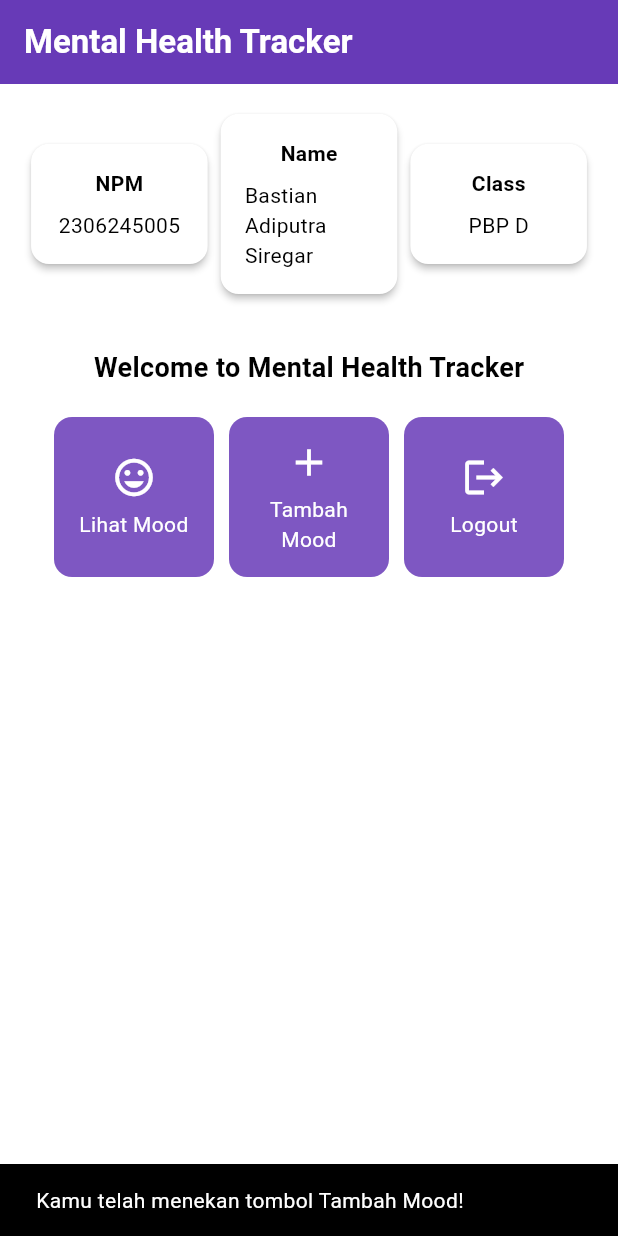
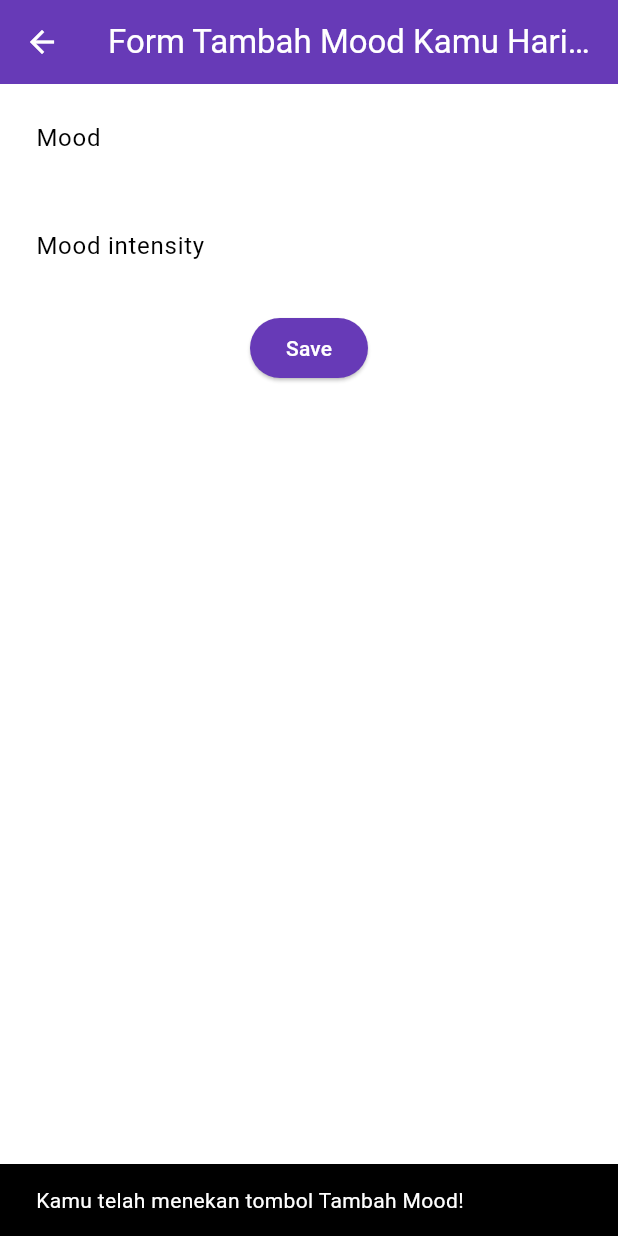
Before and after one commit to Bastian2312/mental-health-tracker-mobile, a Flutter app: the screen it shows after launch, after a tap on "Tambah Mood", on a phone screen of 412 x 824 dp. Run offline on Flutter 3.47's test engine with Material 3 defaults, Android fonts, the phone set to English and light mode, and no system bars.

Commit message:
Tutorial 7 selesai

```diff
--- a/lib/main.dart
+++ b/lib/main.dart
@@ -1,5 +1,5 @@
 import 'package:flutter/material.dart';
-import 'package:mental_health_tracker/menu.dart';
+import 'package:mental_health_tracker/screens/menu.dart';
 
 void main() {
   runApp(const MyApp());
--- a/lib/menu.dart
+++ b/lib/screens/menu.dart
@@ -1,4 +1,6 @@
 import 'package:flutter/material.dart';
+import 'package:mental_health_tracker/widgets/left_drawer.dart';
+import 'package:mental_health_tracker/widgets/mood_card.dart';
 
 class MyHomePage extends StatelessWidget {
     final String npm = '2306245005'; // NPM
@@ -19,6 +21,8 @@ class MyHomePage extends StatelessWidget {
       // AppBar adalah bagian atas halaman yang menampilkan judul.
       appBar: AppBar(
         // Judul aplikasi "Mental Health Tracker" dengan teks putih dan tebal.
+        // Mengganti warna icon drawer menjadi putih
+        iconTheme: const IconThemeData(color: Colors.white),
         title: const Text(
           'Mental Health Tracker',
           style: TextStyle(
@@ -30,6 +34,8 @@ class MyHomePage extends StatelessWidget {
         backgroundColor: Theme.of(context).colorScheme.primary,
       ),
       // Body halaman dengan padding di sekelilingnya.
+      // Masukkan drawer sebagai parameter nilai drawer dari widget Scaffold
+      drawer: const LeftDrawer(),
       body: Padding(
         padding: const EdgeInsets.all(16.0),
         // Menyusun widget secara vertikal dalam sebuah kolom.
@@ -124,64 +130,3 @@ class InfoCard extends StatelessWidget {
     );
   }
 }
-
-class ItemHomepage {
-     final String name;
-     final IconData icon;
-
-     ItemHomepage(this.name, this.icon);
-}
-
-class ItemCard extends StatelessWidget {
-  // Menampilkan kartu dengan ikon dan nama.
-
-  final ItemHomepage item;
-
-  const ItemCard(this.item, {super.key});
-
-  @override
-  Widget build(BuildContext context) {
-    return Material(
-      // Menentukan warna latar belakang dari tema aplikasi.
-      color: Theme.of(context).colorScheme.secondary,
-      // Membuat sudut kartu melengkung.
-      borderRadius: BorderRadius.circular(12),
-
-      child: InkWell(
-        // Aksi ketika kartu ditekan.
-        onTap: () {
-          // Menampilkan pesan SnackBar saat kartu ditekan.
-          ScaffoldMessenger.of(context)
-            ..hideCurrentSnackBar()
-            ..showSnackBar(
-              SnackBar(content: Text("Kamu telah menekan tombol ${item.name}!"))
-            );
-        },
-        // Container untuk menyimpan Icon dan Text
-        child: Container(
-          padding: const EdgeInsets.all(8),
-          child: Center(
-            child: Column(
-              // Menyusun ikon dan teks di tengah kartu.
-              mainAxisAlignment: MainAxisAlignment.center,
-              children: [
-                Icon(
-                  item.icon,
-                  color: Colors.white,
-                  size: 30.0,
-                ),
-                const Padding(padding: EdgeInsets.all(3)),
-                Text(
-                  item.name,
-                  textAlign: TextAlign.center,
-                  style: const TextStyle(color: Colors.white),
-                ),
-              ],
-            ),
-          ),
-        ),
-      ),
-    );
-  }
-
-}
--- /dev/null
+++ b/lib/screens/moodentry_form.dart
@@ -0,0 +1,136 @@
+import 'package:flutter/material.dart';
+// TODO: Impor drawer yang sudah dibuat sebelumnya
+
+class MoodEntryFormPage extends StatefulWidget {
+  const MoodEntryFormPage({super.key});
+
+  @override
+  State<MoodEntryFormPage> createState() => _MoodEntryFormPageState();
+}
+
+class _MoodEntryFormPageState extends State<MoodEntryFormPage> {
+  final _formKey = GlobalKey<FormState>();
+  String _mood = "";
+	String _feelings = "";
+	int _moodIntensity = 0;
+  @override
+  Widget build(BuildContext context) {
+    return Scaffold(
+      appBar: AppBar(
+        title: const Center(
+          child: Text(
+            'Form Tambah Mood Kamu Hari ini',
+          ),
+        ),
+        backgroundColor: Theme.of(context).colorScheme.primary,
+        foregroundColor: Colors.white,
+      ),
+      // TODO: Tambahkan drawer yang sudah dibuat di sini
+      body: Form(
+        key: _formKey,
+        child: SingleChildScrollView(
+          child: Column(
+            crossAxisAlignment: CrossAxisAlignment.start,
+            children: [
+              Padding(
+                padding: const EdgeInsets.all(8.0),
+                child: TextFormField(
+                  decoration: InputDecoration(
+                    hintText: "Mood",
+                    labelText: "Mood",
+                    border: OutlineInputBorder(
+                      borderRadius: BorderRadius.circular(5.0),
+                    ),
+                  ),
+                  onChanged: (String? value) {
+                    setState(() {
+                      _mood = value!;
+                    });
+                  },
+                  validator: (String? value) {
+                    if (value == null || value.isEmpty) {
+                      return "Mood tidak boleh kosong!";
+                    }
+                    return null;
+                  },
+                ),
+              ),
+              Padding(
+                padding: const EdgeInsets.all(8.0),
+                child: TextFormField(
+                  decoration: InputDecoration(
+                    hintText: "Mood intensity",
+                    labelText: "Mood intensity",
+                    border: OutlineInputBorder(
+                      borderRadius: BorderRadius.circular(5.0),
+                    ),
+                  ),
+                  onChanged: (String? value) {
+                    setState(() {
+                      _moodIntensity = int.tryParse(value!) ?? 0;
+                    });
+                  },
+                  validator: (String? value) {
+                    if (value == null || value.isEmpty) {
+                      return "Mood intensity tidak boleh kosong!";
+                    }
+                    if (int.tryParse(value) == null) {
+                      return "Mood intensity harus berupa angka!";
+                    }
+                    return null;
+                  },
+                ),
+              ),
+              Align(
+                alignment: Alignment.bottomCenter,
+                child: Padding(
+                  padding: const EdgeInsets.all(8.0),
+                  child: ElevatedButton(
+                    style: ButtonStyle(
+                      backgroundColor: WidgetStateProperty.all(
+                          Theme.of(context).colorScheme.primary),
+                    ),
+                    onPressed: () {
+                      if (_formKey.currentState!.validate()) {
+                        showDialog(
+                          context: context,
+                          builder: (context) {
+                            return AlertDialog(
+                              title: const Text('Mood berhasil tersimpan'),
+                              content: SingleChildScrollView(
+                                child: Column(
+                                  crossAxisAlignment: CrossAxisAlignment.start,
+                                  children: [
+                                    Text('Mood: $_mood'),
+                                    // TODO: Munculkan value-value lainnya
+                                  ],
+                                ),
+                              ),
+                              actions: [
+                                TextButton(
+                                  child: const Text('OK'),
+                                  onPressed: () {
+                                    Navigator.pop(context);
+                                    _formKey.currentState!.reset();
+                                  },
+                                ),
+                              ],
+                            );
+                          },
+                        );
+                      }
+                    },
+                    child: const Text(
+                      "Save",
+                      style: TextStyle(color: Colors.white),
+                    ),
+                  ),
+                ),
+              ),
+            ],
+          )
+        ),
+      ),
+    );
+  }
+}
--- /dev/null
+++ b/lib/widgets/left_drawer.dart
@@ -0,0 +1,68 @@
+import 'package:flutter/material.dart';
+import 'package:mental_health_tracker/screens/menu.dart';
+import 'package:mental_health_tracker/screens/moodentry_form.dart'; // Import MoodEntryFormPage
+
+class LeftDrawer extends StatelessWidget {
+  const LeftDrawer({super.key});
+
+  @override
+  Widget build(BuildContext context) {
+    return Drawer(
+      child: ListView(
+        children: [
+          DrawerHeader(
+            decoration: BoxDecoration(
+              color: Theme.of(context).colorScheme.primary,
+            ),
+            child: const Column(
+              children: [
+                Text(
+                  'Mental Health Tracker',
+                  textAlign: TextAlign.center,
+                  style: TextStyle(
+                    fontSize: 24,
+                    fontWeight: FontWeight.bold,
+                    color: Colors.white,
+                  ),
+                ),
+                Padding(padding: EdgeInsets.all(8)),
+                Text(
+                  "Ayo jaga kesehatan mentalmu setiap hari disini!",
+                  textAlign: TextAlign.center,
+                  style: TextStyle(
+                    fontSize: 15,
+                    fontWeight: FontWeight.normal,
+                    color: Colors.white,
+                  ),
+                ),
+              ],
+            ),
+          ),
+          ListTile(
+            leading: const Icon(Icons.home_outlined),
+            title: const Text('Halaman Utama'),
+            onTap: () {
+              Navigator.pushReplacement(
+                  context,
+                  MaterialPageRoute(
+                    builder: (context) => MyHomePage(),
+                  ));
+            },
+          ),
+          ListTile(
+            leading: const Icon(Icons.mood),
+            title: const Text('Tambah Mood'),
+            onTap: () {
+              Navigator.pushReplacement(
+                context,
+                MaterialPageRoute(
+                  builder: (context) => const MoodEntryFormPage(),
+                ),
+              );
+            },
+          ),
+        ],
+      ),
+    );
+  }
+}
--- /dev/null
+++ b/lib/widgets/mood_card.dart
@@ -0,0 +1,73 @@
+import 'package:flutter/material.dart';
+import 'package:mental_health_tracker/screens/moodentry_form.dart';
+
+class ItemHomepage {
+     final String name;
+     final IconData icon;
+
+     ItemHomepage(this.name, this.icon);
+}
+
+class ItemCard extends StatelessWidget {
+  // Menampilkan kartu dengan ikon dan nama.
+
+  final ItemHomepage item;
+
+  const ItemCard(this.item, {super.key});
+
+  @override
+  Widget build(BuildContext context) {
+    return Material(
+      // Menentukan warna latar belakang dari tema aplikasi.
+      color: Theme.of(context).colorScheme.secondary,
+      // Membuat sudut kartu melengkung.
+      borderRadius: BorderRadius.circular(12),
+
+      child: InkWell(
+        // Aksi ketika kartu ditekan.
+        onTap: () {
+          // Menampilkan pesan SnackBar saat kartu ditekan.
+          ScaffoldMessenger.of(context)
+            ..hideCurrentSnackBar()
+            ..showSnackBar(
+              SnackBar(content: Text("Kamu telah menekan tombol ${item.name}!"))
+            );
+          // Navigate ke route yang sesuai (tergantung jenis tombol)
+          if (item.name == "Tambah Mood") {
+            // TODO: Gunakan Navigator.push untuk melakukan navigasi ke MaterialPageRoute yang mencakup MoodEntryFormPage.
+            Navigator.push(
+              context,
+              MaterialPageRoute(
+                builder: (context) => MoodEntryFormPage(),
+              ),
+            );
+          }
+        },
+        // Container untuk menyimpan Icon dan Text
+        child: Container(
+          padding: const EdgeInsets.all(8),
+          child: Center(
+            child: Column(
+              // Menyusun ikon dan teks di tengah kartu.
+              mainAxisAlignment: MainAxisAlignment.center,
+              children: [
+                Icon(
+                  item.icon,
+                  color: Colors.white,
+                  size: 30.0,
+                ),
+                const Padding(padding: EdgeInsets.all(3)),
+                Text(
+                  item.name,
+                  textAlign: TextAlign.center,
+                  style: const TextStyle(color: Colors.white),
+                ),
+              ],
+            ),
+          ),
+        ),
+      ),
+    );
+  }
+
+}
```
